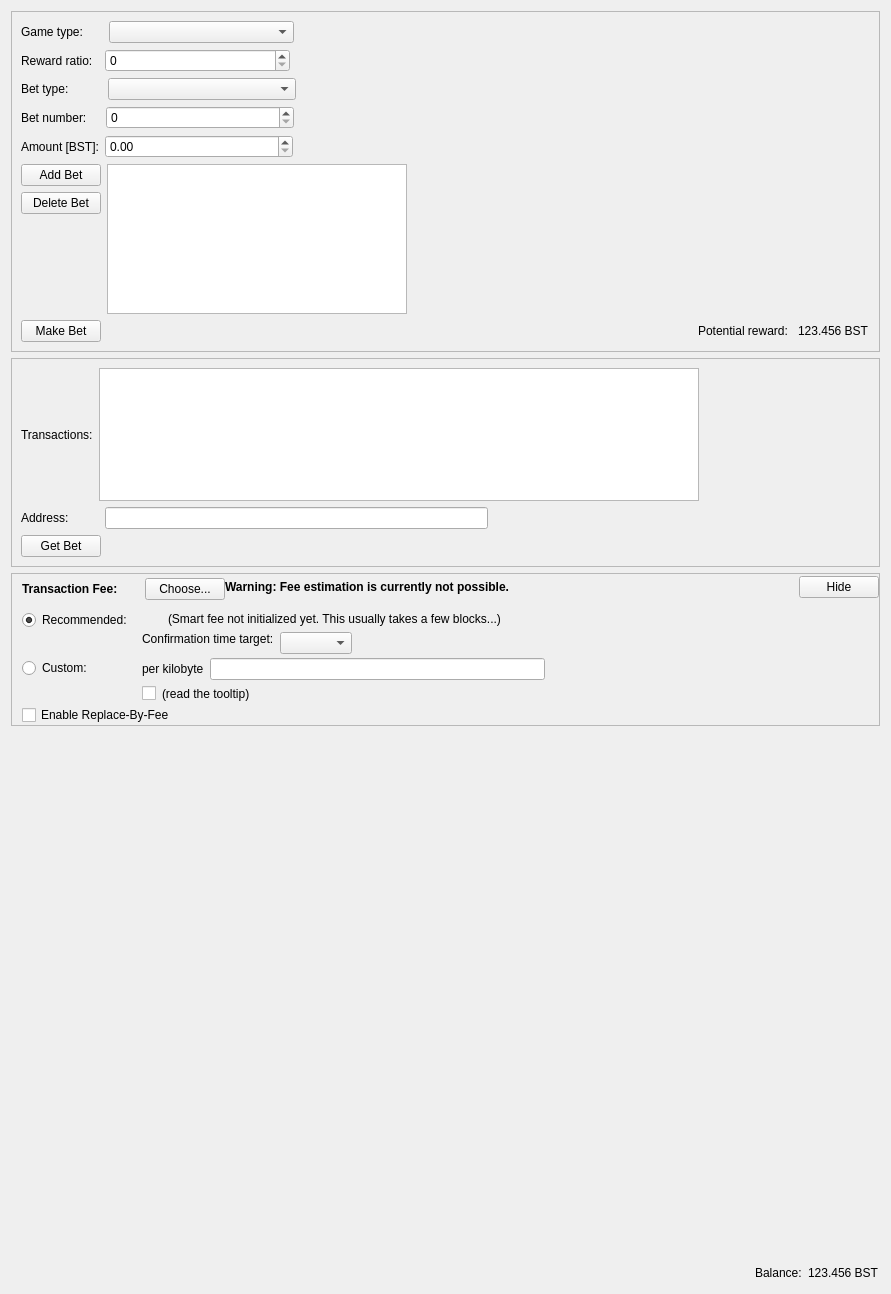
The window that src/qt/forms/gamepage.ui (opodgorska/bst) describes before a commit, drawn with Qt 5.
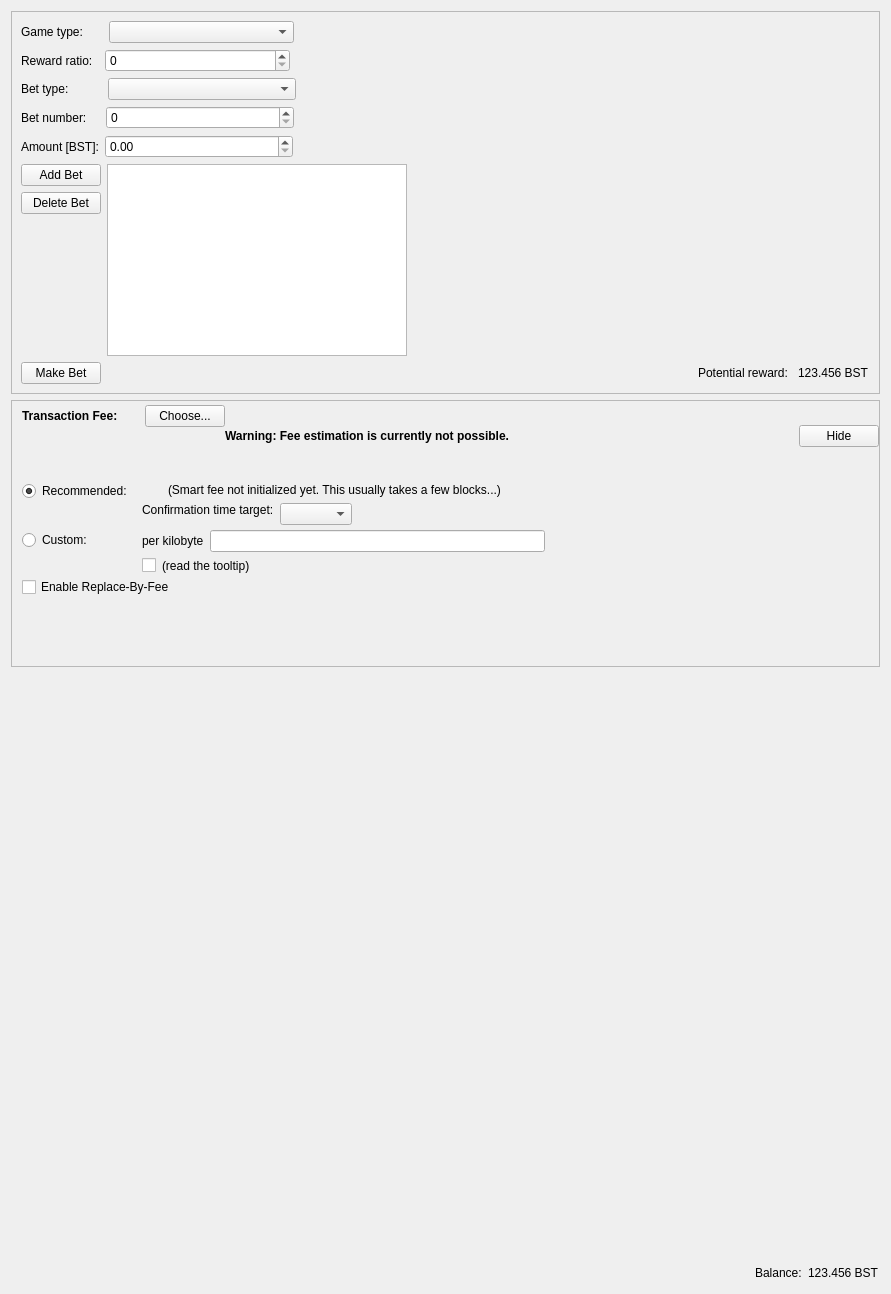
The same window after the commit. Custom widgets are drawn as their Qt base class.

Patch:
```diff
--- a/src/qt/forms/gamepage.ui
+++ b/src/qt/forms/gamepage.ui
@@ -293,109 +293,7 @@
     </widget>
    </item>
    <item>
-    <layout class="QVBoxLayout" name="verticalLayout">
-     <item>
-      <widget class="QFrame" name="frameGetBet">
-       <property name="frameShape">
-        <enum>QFrame::StyledPanel</enum>
-       </property>
-       <property name="frameShadow">
-        <enum>QFrame::Raised</enum>
-       </property>
-       <layout class="QVBoxLayout" name="verticalLayout_5">
-        <item>
-         <layout class="QVBoxLayout" name="verticalLayout_4">
-          <item>
-           <layout class="QHBoxLayout" name="horizontalLayout_5">
-            <item>
-             <widget class="QLabel" name="txidLabel">
-              <property name="text">
-               <string>Transactions:</string>
-              </property>
-             </widget>
-            </item>
-            <item>
-             <widget class="QListWidget" name="transactionListWidget">
-              <property name="minimumSize">
-               <size>
-                <width>600</width>
-                <height>100</height>
-               </size>
-              </property>
-             </widget>
-            </item>
-            <item>
-             <spacer name="horizontalSpacer_5">
-              <property name="orientation">
-               <enum>Qt::Horizontal</enum>
-              </property>
-              <property name="sizeHint" stdset="0">
-               <size>
-                <width>40</width>
-                <height>20</height>
-               </size>
-              </property>
-             </spacer>
-            </item>
-           </layout>
-          </item>
-          <item>
-           <layout class="QHBoxLayout" name="horizontalLayout_4">
-            <item>
-             <widget class="QLabel" name="addressLabel">
-              <property name="text">
-               <string>Address:         </string>
-              </property>
-             </widget>
-            </item>
-            <item>
-             <widget class="QLineEdit" name="addressLineEdit"/>
-            </item>
-            <item>
-             <spacer name="horizontalSpacer_4">
-              <property name="orientation">
-               <enum>Qt::Horizontal</enum>
-              </property>
-              <property name="sizeHint" stdset="0">
-               <size>
-                <width>40</width>
-                <height>20</height>
-               </size>
-              </property>
-             </spacer>
-            </item>
-           </layout>
-          </item>
-          <item>
-           <layout class="QHBoxLayout" name="horizontalLayout_6">
-            <item>
-             <widget class="QPushButton" name="getBetButton">
-              <property name="text">
-               <string>Get Bet</string>
-              </property>
-             </widget>
-            </item>
-            <item>
-             <spacer name="horizontalSpacer_6">
-              <property name="orientation">
-               <enum>Qt::Horizontal</enum>
-              </property>
-              <property name="sizeHint" stdset="0">
-               <size>
-                <width>40</width>
-                <height>20</height>
-               </size>
-              </property>
-             </spacer>
-            </item>
-           </layout>
-          </item>
-         </layout>
-        </item>
-       </layout>
-      </widget>
-     </item>
-    </layout>
+    <layout class="QVBoxLayout" name="verticalLayout"/>
    </item>
    <item>
     <widget class="QFrame" name="frameFee">
```
